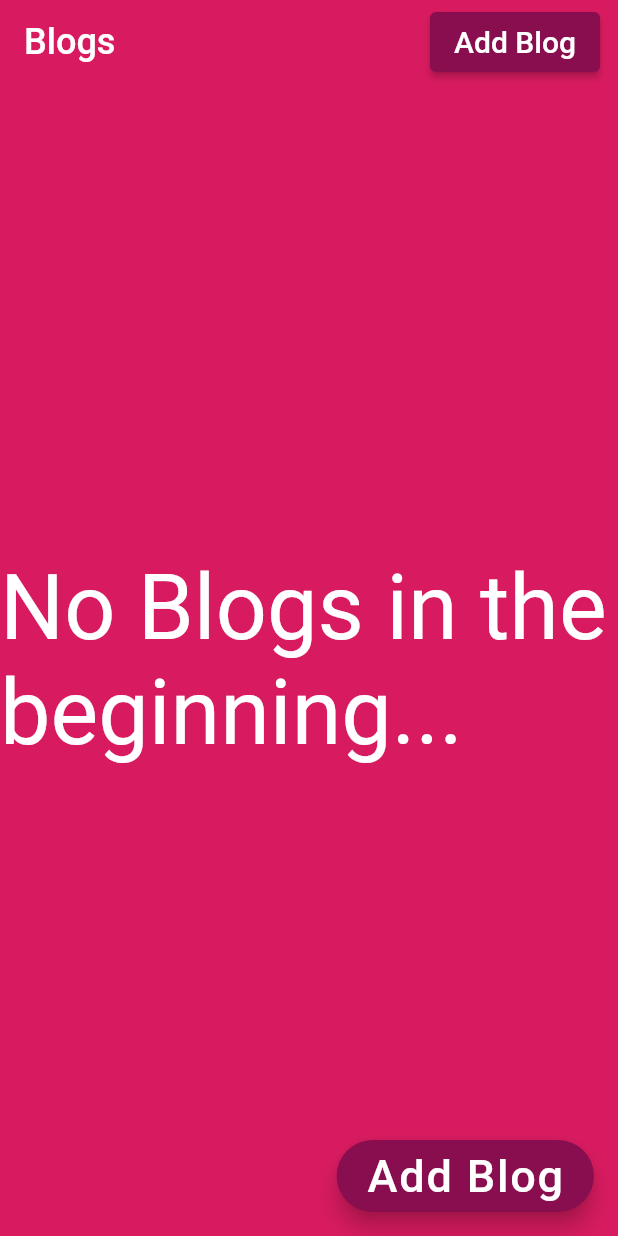
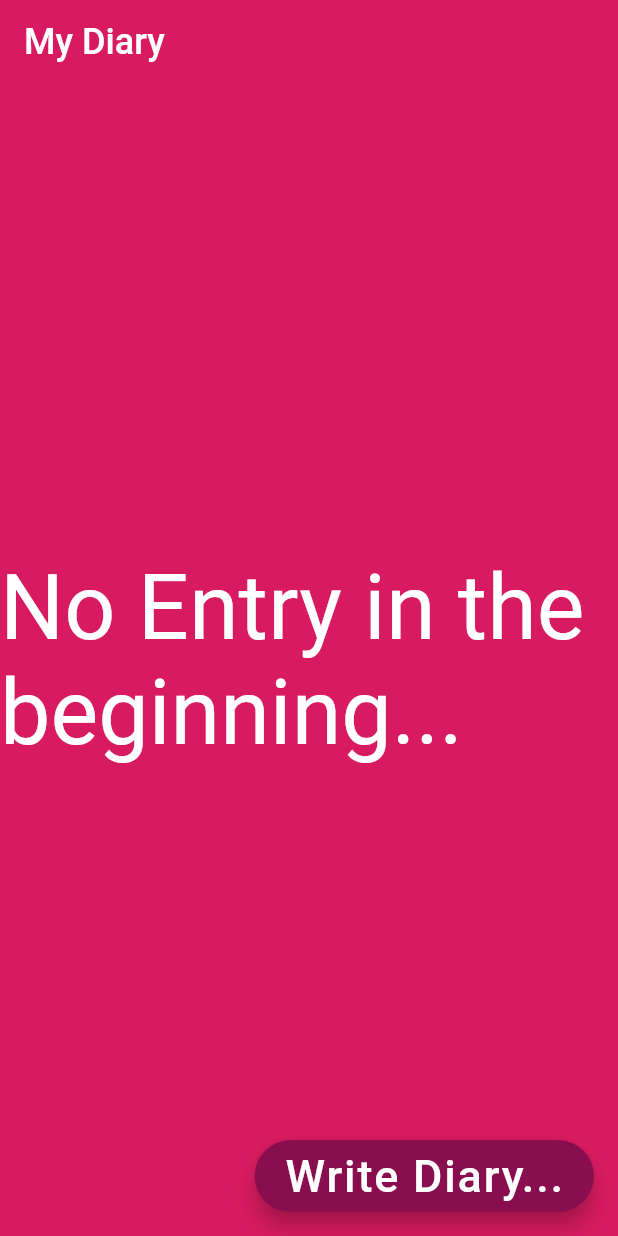
Before and after one commit to sanjibsinha/flutter_data_and_backend, a Flutter app: the screen it shows after launch, on a phone screen of 412 x 824 dp. Run offline on Flutter 3.47's test engine with Material 2 defaults, Android fonts, the phone set to English and light mode, and no system bars; our stand-ins replace sqflite; accounts and stored records are empty.

Commit message:
pushing my diary

```diff
--- a/lib/view/all_pages.dart
+++ b/lib/view/all_pages.dart
@@ -43,46 +43,22 @@ class _AllPagesState extends State<AllPages> {
   Widget build(BuildContext context) => Scaffold(
         appBar: AppBar(
           title: const Text(
-            'Blogs',
+            'My Diary',
             style: TextStyle(fontSize: 24),
           ),
-          actions: [
-            Padding(
-              padding: const EdgeInsets.symmetric(vertical: 8, horizontal: 12),
-              child: ElevatedButton(
-                style: ElevatedButton.styleFrom(
-                  onPrimary: Colors.white,
-                  primary: Colors.pink.shade900,
-                ),
-                onPressed: () async {
-                  await Navigator.of(context).push(
-                    MaterialPageRoute(builder: (context) => const EditPage()),
-                  );
-
-                  refreshingAllBogs();
-                },
-                child: const Text(
-                  'Add Blog',
-                  style: TextStyle(
-                    fontSize: 20,
-                  ),
-                ),
-              ),
-            )
-          ],
         ),
         body: Center(
           child: isLoading
               ? const CircularProgressIndicator()
               : blogs.isEmpty
                   ? const Text(
-                      'No Blogs in the beginning...',
+                      'No Entry in the beginning...',
                       style: TextStyle(color: Colors.white, fontSize: 60),
                     )
                   : buildingAllBlogs(),
         ),
         floatingActionButton: FloatingActionButton.extended(
-          tooltip: 'Add Blog',
+          tooltip: 'Write Diary...',
           foregroundColor: Colors.white,
           backgroundColor: Colors.pink.shade900,
           onPressed: () async {
@@ -93,7 +69,7 @@ class _AllPagesState extends State<AllPages> {
             refreshingAllBogs();
           },
           label: const Text(
-            'Add Blog',
+            'Write Diary...',
             style: TextStyle(
               fontSize: 30,
             ),
--- a/lib/view/edit.dart
+++ b/lib/view/edit.dart
@@ -60,7 +60,7 @@ class _EditPageState extends State<EditPage> {
         ),
         onPressed: addOrUpdateBlog,
         child: const Text(
-          'Add or Update Blog',
+          'Add or Update',
           style: TextStyle(
             fontSize: 20,
           ),
```
Also changed, not shown: lib/view/detail.dart (+3 -23 lines).
